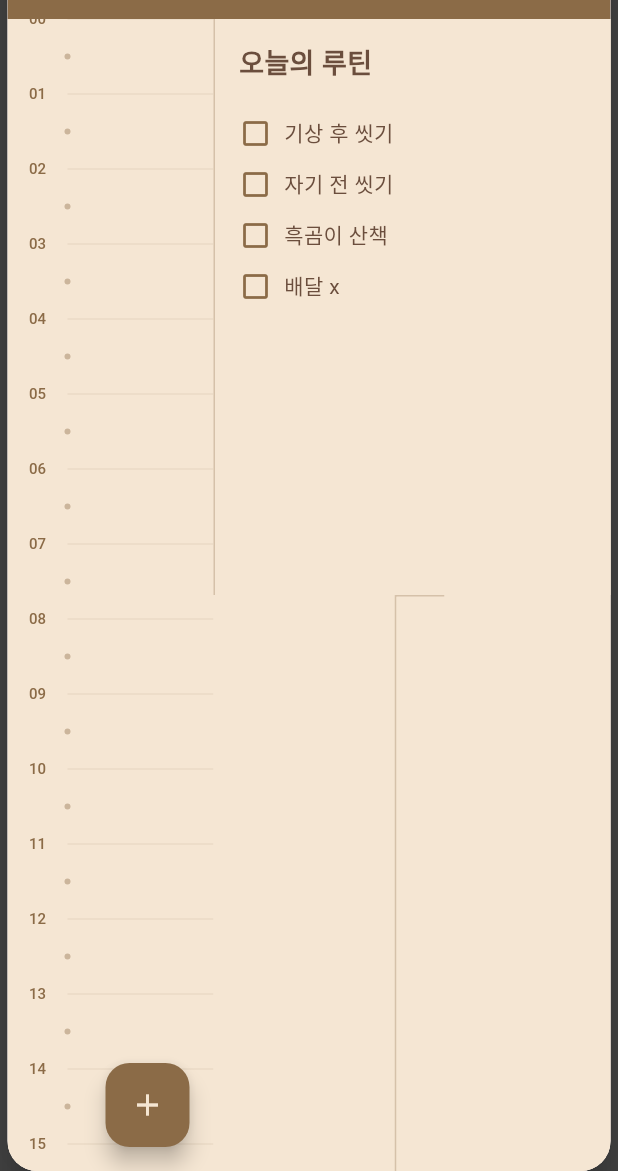
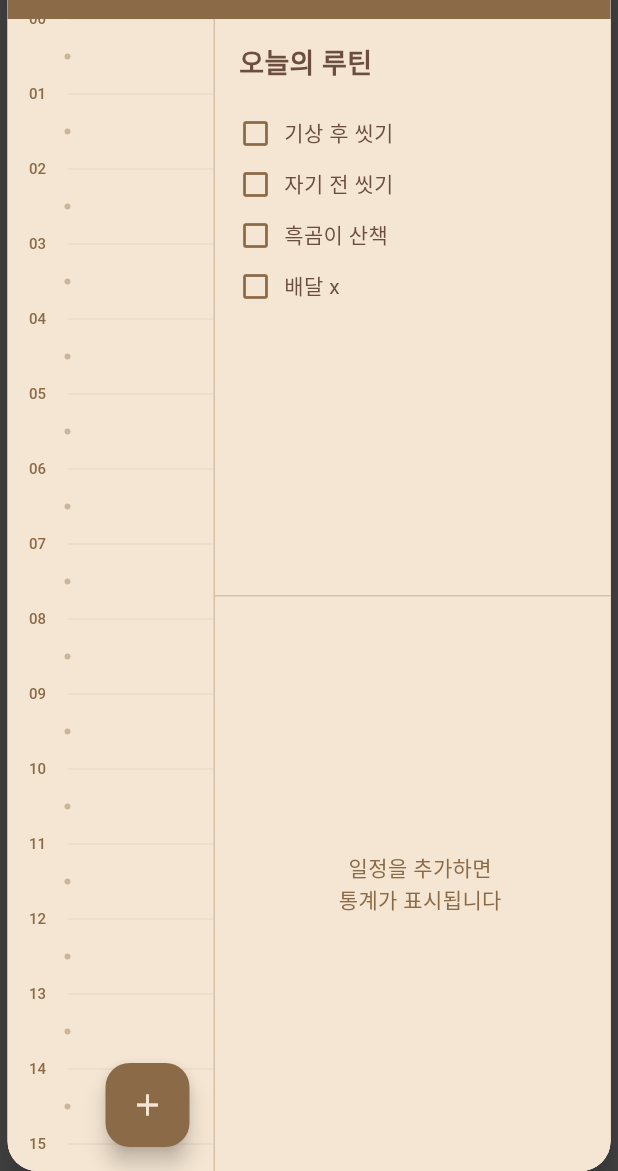
Before and after one commit to jam9582/todo, a Flutter app: the screen it shows after launch, on a phone screen of 412 x 824 dp, the part 65-1236 px from its top. Run offline on Flutter 3.47's test engine with Material 3 defaults, Android fonts, the phone set to English and light mode, and no system bars.

Commit message:
fix: 읽기 모드에서 우측 하단 구분선 ui 깨지던 것 수정

```diff
--- a/lib/main.dart
+++ b/lib/main.dart
@@ -241,7 +241,7 @@ class _ScheduleScreenState extends State<ScheduleScreen> {
                     ),
                   ),
                 ),
-                // 오른쪽 하단: 카테고리별 시간 통계 (편집 모드일 때만 표시)
+                // 오른쪽 하단: 카테고리별 시간 통계 (항상 표시)
                 Expanded(
                   flex: 1,
                   child: Container(
@@ -253,7 +253,7 @@ class _ScheduleScreenState extends State<ScheduleScreen> {
                         left: BorderSide(color: const Color(0xFF8B6B47).withValues(alpha: 0.3), width: 1),
                       ),
                     ),
-                    child: _isEditMode ? _buildStatistics() : const SizedBox.shrink(),
+                    child: _buildStatistics(),
                   ),
                 ),
               ],
```
